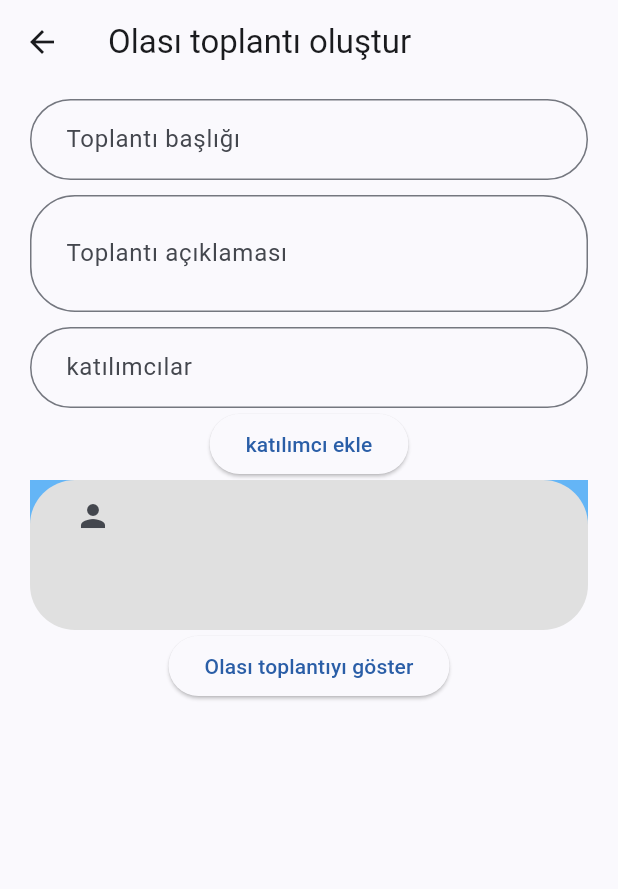
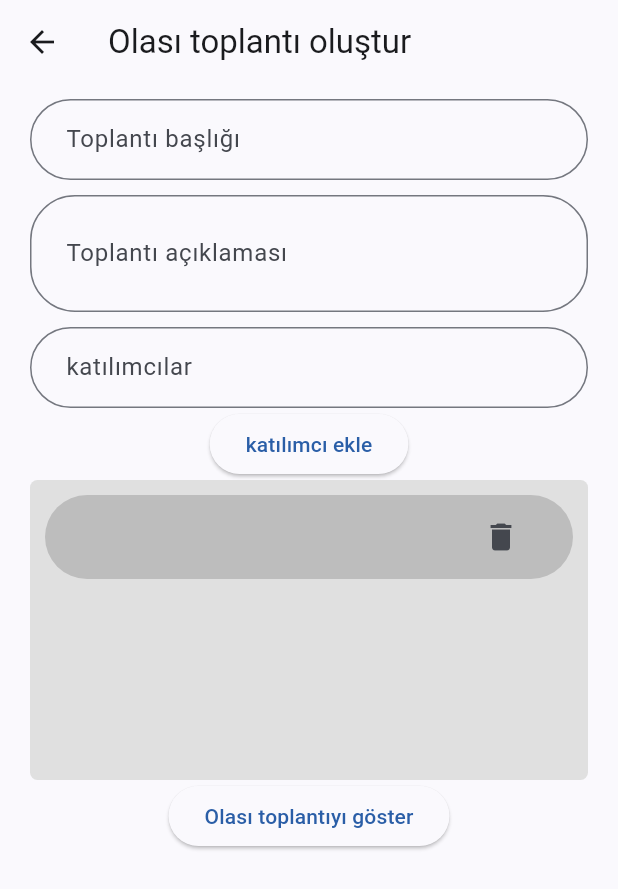
Before and after one commit to Morteza-Rezaei/conflux_meeting_app, a Flutter app: the SuggestDateScreen screen opened directly, after a tap on "katılımcı ekle", on a phone screen of 412 x 824 dp. Shown: the top 889 px of the screen. Run offline on Flutter 3.47's test engine with Material 2 defaults, Android fonts, the light colour scheme and no system bars; our stand-ins replace google_fonts.

```diff
--- a/lib/screens/suggest_date.dart
+++ b/lib/screens/suggest_date.dart
@@ -104,20 +104,30 @@ class _SuggestDateScreenState extends State<SuggestDateScreen> {
 
                 Container(
                     decoration: BoxDecoration(
-                      borderRadius: BorderRadius.circular(30),
+                      borderRadius: BorderRadius.circular(5),
                       color: Colors.grey[300],
                     ),
-                    height: 100,
+                    height: 200,
                     child: ListView.builder(
                       itemCount: participants.length,
                       itemBuilder: (context, index) {
-                        return ListTile(
-                          tileColor: Colors.blue[300],
-                          dense: true,
-                          leading: const Icon(Icons.person),
-                          contentPadding:
-                              const EdgeInsets.symmetric(horizontal: 30),
-                          title: Text(participants[index]),
+                        return Container(
+                          margin: const EdgeInsets.all(10),
+                          decoration: BoxDecoration(
+                            borderRadius: BorderRadius.circular(30),
+                            color: Colors.grey[400],
+                          ),
+                          child: ListTile(
+                            title: Text(participants[index]),
+                            trailing: IconButton(
+                              icon: const Icon(Icons.delete),
+                              onPressed: () {
+                                setState(() {
+                                  participants.removeAt(index);
+                                });
+                              },
+                            ),
+                          ),
                         );
                       },
                     )),
```
